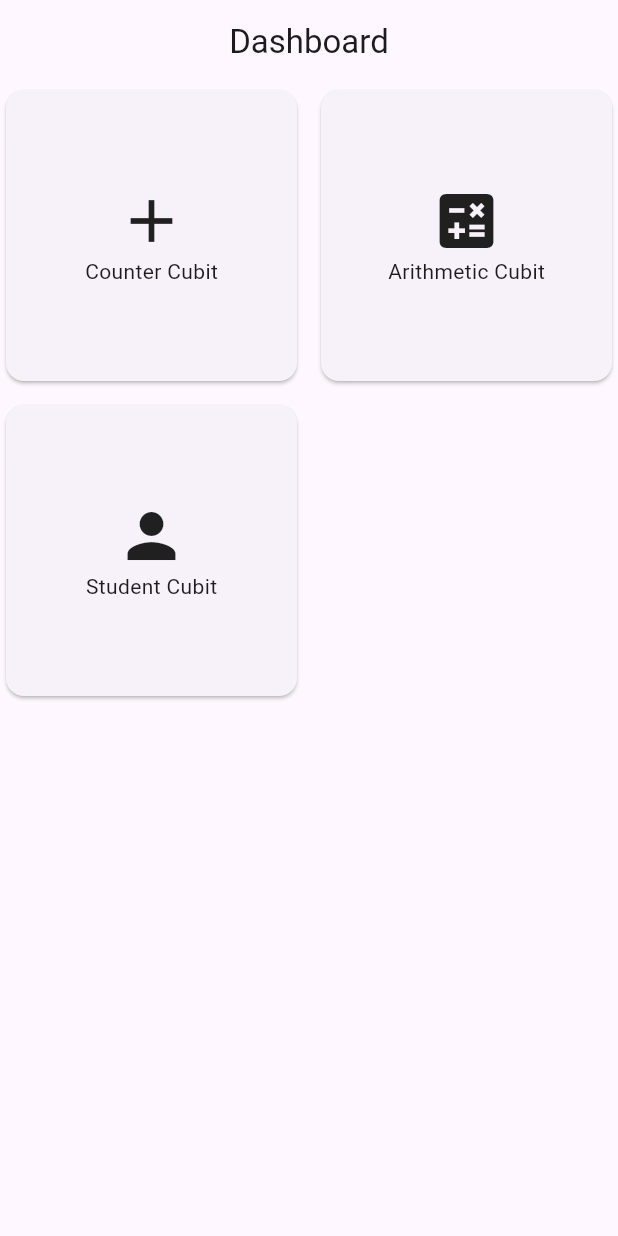
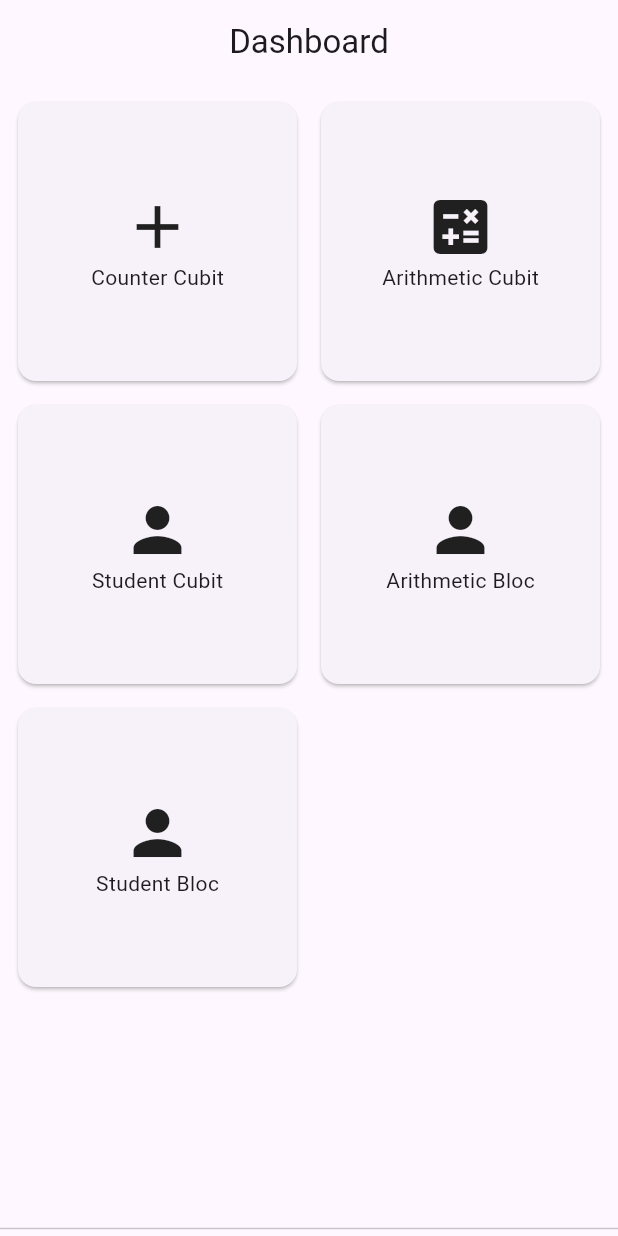
Before and after one commit to sandeshs0/bloc_starter, a Flutter app: the screen it shows after launch, on a phone screen of 412 x 824 dp. Run offline on Flutter 3.47's test engine with Material 3 defaults, Android fonts, the phone set to English and light mode, and no system bars; our stand-ins replace bloc, equatable, flutter_bloc, get_it.

Commit message:
Addet det

```diff
--- a/lib/app.dart
+++ b/lib/app.dart
@@ -1,8 +1,9 @@
+import 'package:bloc_test/bloc/arithmetic_bloc.dart';
 import 'package:bloc_test/cubit/arithmetic_cubit.dart';
 import 'package:bloc_test/cubit/counter_cubit.dart';
 import 'package:bloc_test/cubit/dashboard_cubit.dart';
 import 'package:bloc_test/cubit/student_cubit.dart';
-import 'package:bloc_test/inti_dependencies.dart';
+import 'package:bloc_test/init_dependencies.dart';
 import 'package:bloc_test/view/dashboard_view.dart';
 import 'package:flutter/material.dart';
 import 'package:flutter_bloc/flutter_bloc.dart';
@@ -14,20 +15,8 @@ class App extends StatelessWidget {
   Widget build(BuildContext context) {
     return MultiBlocProvider(
       providers: [
-        // BlocProvider(create: (context) => CounterCubit()),
-        // BlocProvider(create: (context) => ArithmeticCubit()),
-        // BlocProvider(create: (context) => StudentCubit()),
-        // BlocProvider(
-        //   create: (context) => DashboardCubit(
-        //     context.read<CounterCubit>(),
-        //     context.read<ArithmeticCubit>(),
-        //     context.read<StudentCubit>(),
-        //   ),
-        // ),
-
-        // Use the dependencies from Get_it
-        BlocProvider(
-          create: (context) => serviceLocator<CounterCubit>(),
+        BlocProvider<CounterCubit>(
+          create: (context) => serviceLocator(),
         ),
         BlocProvider(
           create: (context) => serviceLocator<ArithmeticCubit>(),
@@ -38,6 +27,7 @@ class App extends StatelessWidget {
         BlocProvider(
           create: (context) => serviceLocator<DashboardCubit>(),
         ),
+        BlocProvider(create: (context) => serviceLocator<ArithmeticBloc>()),
       ],
       child: MaterialApp(
         debugShowCheckedModeBanner: false,
@@ -47,3 +37,18 @@ class App extends StatelessWidget {
     );
   }
 }
+
+
+// Without getit
+
+
+  // BlocProvider(create: (context) => CounterCubit()),
+        // BlocProvider(create: (context) => ArithmeticCubit()),
+        // BlocProvider(create: (context) => StudentCubit()),
+        // BlocProvider(
+        //   create: (context) => DashboardCubit(
+        //     context.read<CounterCubit>(),
+        //     context.read<ArithmeticCubit>(),
+        //     context.read<StudentCubit>(),
+        //   ),
+        // ),
--- /dev/null
+++ b/lib/bloc/arithmetic_bloc.dart
@@ -0,0 +1,37 @@
+import 'package:bloc/bloc.dart';
+import 'package:flutter/material.dart';
+
+part 'arithmetic_event.dart';
+
+class ArithmeticBloc extends Bloc<ArithmeticEvent, int> {
+  ArithmeticBloc() : super(0) {
+    on<IncrementEvent>((event, emit) {
+      final result = event.first + event.second;
+      emit(result);
+    });
+
+    on<DecrementEvent>((event, emit) {
+      final result = event.first - event.second;
+      emit(result);
+    });
+
+    on<MultiplyEvent>((event, emit) {
+      final result = event.first * event.second;
+      emit(result);
+    });
+  }
+}
+
+
+   // on<ArithmeticEvent>((event, emit) {
+    //   if (event is IncrementEvent) {
+    //     final result = event.first + event.second;
+    //     emit(result);
+    //   } else if (event is DecrementEvent) {
+    //     final result = event.first - event.second;
+    //     emit(result);
+    //   } else if (event is MultiplyEvent) {
+    //     final result = event.first * event.second;
+    //     emit(result);
+    //   }
+    // });
--- /dev/null
+++ b/lib/bloc/arithmetic_event.dart
@@ -0,0 +1,25 @@
+part of 'arithmetic_bloc.dart';
+
+@immutable
+sealed class ArithmeticEvent {}
+
+class IncrementEvent extends ArithmeticEvent {
+  final int first;
+  final int second;
+
+  IncrementEvent(this.first, this.second);
+}
+
+class DecrementEvent extends ArithmeticEvent {
+  final int first;
+  final int second;
+
+  DecrementEvent(this.first, this.second);
+}
+
+class MultiplyEvent extends ArithmeticEvent {
+  final int first;
+  final int second;
+
+  MultiplyEvent(this.first, this.second);
+}
--- /dev/null
+++ b/lib/bloc/student_bloc.dart
@@ -0,0 +1,13 @@
+import 'package:bloc/bloc.dart';
+import 'package:equatable/equatable.dart';
+
+part 'student_event.dart';
+part 'student_state.dart';
+
+class StudentBloc extends Bloc<StudentEvent, StudentState> {
+  StudentBloc() : super(StudentInitial()) {
+    on<StudentEvent>((event, emit) {
+      // TODO: implement event handler
+    });
+  }
+}
--- /dev/null
+++ b/lib/bloc/student_state.dart
@@ -0,0 +1,10 @@
+part of 'student_bloc.dart';
+
+sealed class StudentState extends Equatable {
+  const StudentState();
+
+  @override
+  List<Object> get props => [];
+}
+
+final class StudentInitial extends StudentState {}
--- a/lib/inti_dependencies.dart
+++ b/lib/init_dependencies.dart
@@ -1,16 +1,22 @@
+import 'package:bloc_test/bloc/arithmetic_bloc.dart';
 import 'package:bloc_test/cubit/arithmetic_cubit.dart';
 import 'package:bloc_test/cubit/counter_cubit.dart';
 import 'package:bloc_test/cubit/dashboard_cubit.dart';
 import 'package:bloc_test/cubit/student_cubit.dart';
 import 'package:get_it/get_it.dart';
 
-final serviceLocator = GetIt.instance;
+final GetIt serviceLocator = GetIt.instance;
 
 Future<void> initDependencies() async {
   _initBloc();
+  _initCubit();
 }
 
 void _initBloc() {
+  serviceLocator.registerLazySingleton(() => ArithmeticBloc());
+}
+
+void _initCubit() {
   serviceLocator.registerFactory<CounterCubit>(() => CounterCubit());
   serviceLocator.registerFactory<ArithmeticCubit>(() => ArithmeticCubit());
   serviceLocator.registerFactory<StudentCubit>(() => StudentCubit());
@@ -19,6 +25,7 @@ void _initBloc() {
       serviceLocator(),
       serviceLocator(),
       serviceLocator(),
+      serviceLocator(),
     ),
   );
 }
--- a/lib/main.dart
+++ b/lib/main.dart
@@ -1,5 +1,5 @@
 import 'package:bloc_test/app.dart';
-import 'package:bloc_test/inti_dependencies.dart';
+import 'package:bloc_test/init_dependencies.dart';
 import 'package:flutter/material.dart';
 
 void main() async {
--- a/lib/view/dashboard_view.dart
+++ b/lib/view/dashboard_view.dart
@@ -12,7 +12,11 @@ class DashboardView extends StatelessWidget {
         title: const Text('Dashboard'),
         centerTitle: true,
       ),
-      body: GridView(
+      body: Column(
+        children: [
+          Flexible(
+            child: GridView(
+              padding: const EdgeInsets.all(8),
               gridDelegate: const SliverGridDelegateWithFixedCrossAxisCount(
                 crossAxisCount: 2,
                 crossAxisSpacing: 8,
@@ -36,7 +40,9 @@ class DashboardView extends StatelessWidget {
                 Card(
                   child: InkWell(
                     onTap: () {
-                context.read<DashboardCubit>().openArithmeticView(context);
+                      context
+                          .read<DashboardCubit>()
+                          .openArithmeticView(context);
                     },
                     child: Column(
                       mainAxisAlignment: MainAxisAlignment.center,
@@ -61,6 +67,42 @@ class DashboardView extends StatelessWidget {
                     ),
                   ),
                 ),
+                Card(
+                  child: InkWell(
+                    onTap: () {
+                      context
+                          .read<DashboardCubit>()
+                          .openArithmeticBlocView(context);
+                    },
+                    child: Column(
+                      mainAxisAlignment: MainAxisAlignment.center,
+                      children: const <Widget>[
+                        Icon(Icons.person, size: 48),
+                        Text('Arithmetic Bloc'),
+                      ],
+                    ),
+                  ),
+                ),
+                Card(
+                  child: InkWell(
+                    onTap: () {
+                      context
+                          .read<DashboardCubit>()
+                          .openStudentBlocView(context);
+                    },
+                    child: Column(
+                      mainAxisAlignment: MainAxisAlignment.center,
+                      children: const <Widget>[
+                        Icon(Icons.person, size: 48),
+                        Text('Student Bloc'),
+                      ],
+                    ),
+                  ),
+                ),
+              ],
+            ),
+          ),
+          Divider(height: 10),
         ],
       ),
     );
```
Also changed, not shown: lib/bloc/student_event.dart (added, +8 -0 lines), lib/cubit/dashboard_cubit.dart (+35 -3 lines), lib/view/bloc_view/arithmetic_bloc_view.dart (added, +143 -0 lines), lib/view/bloc_view/student_bloc_view.dart (added, +123 -0 lines), lib/view/cubit_view/arithmetic_cubit_view.dart (renamed from lib/view/arithmetic_cubit_view.dart, +22 -1 lines), lib/view/cubit_view/counter_cubit_view.dart (renamed from lib/view/counter_cubit_view.dart), lib/view/cubit_view/student_cubit_view.dart (renamed from lib/view/student_cubit_view.dart). Lines whose indentation alone changed are shown as unchanged.
